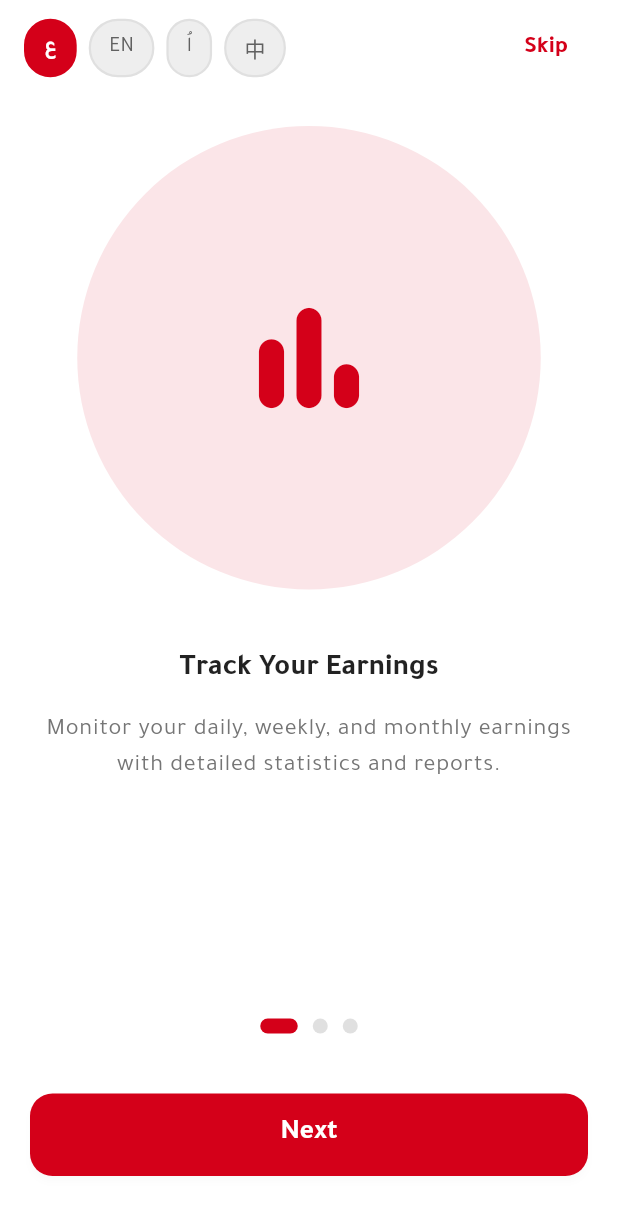
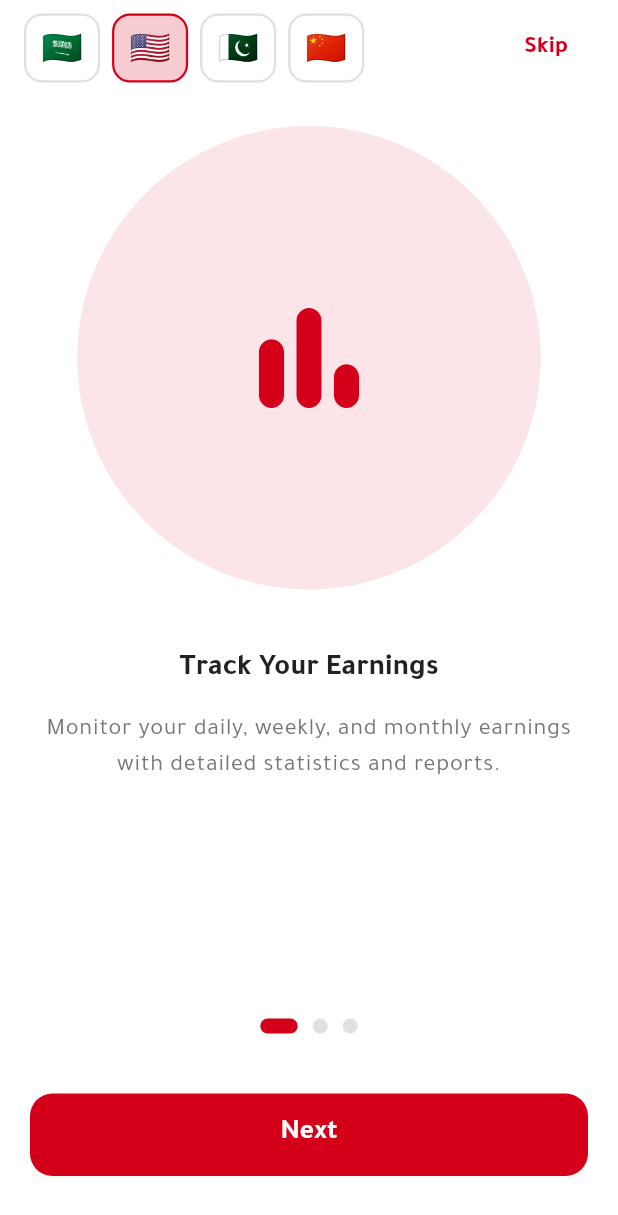
Before and after one commit to Osama-JS/app_safedest_driver, a Flutter app: the OnboardingScreen screen opened by its route, on a phone screen of 412 x 824 dp. Shown: the top 1215 px of the screen. Run offline on Flutter 3.47's test engine with Material 3 defaults, Android fonts, the phone set to English and light mode, and no system bars; our stand-ins replace cached_network_image, file_picker, firebase_core, firebase_messaging, fl_chart, flutter_local_notifications and 9 more; missing offline and left inert: tutorial_coach_mark; accounts and stored records are empty; network calls fail.

Commit message:
saeed
saeed

```diff
--- a/lib/Controllers/OnboardingController.dart
+++ b/lib/Controllers/OnboardingController.dart
@@ -7,7 +7,7 @@ class OnboardingController extends GetxController {
   var pageController = PageController();
   var currentPage = 0.obs;
   final LanguageController _languageController = Get.find();
-  var selectedLanguage = 'ar'.obs;
+  var selectedLanguage = 'en'.obs;
 
   @override
   void onInit() {
@@ -16,7 +16,7 @@ class OnboardingController extends GetxController {
   }
 
   void _loadSavedLanguage() {
-    selectedLanguage.value = Selected_Language.getLanguage() ?? 'ar';
+    selectedLanguage.value = Selected_Language.getLanguage() ?? 'en';
   }
 
   void changeLanguage(String languageCode) {
--- a/lib/screens/auth/onboarding_screen.dart
+++ b/lib/screens/auth/onboarding_screen.dart
@@ -20,13 +20,51 @@ class OnboardingScreen extends StatelessWidget {
                 mainAxisAlignment: MainAxisAlignment.spaceBetween,
                 children: [
                   // Language Buttons
+                  // Obx(
+                  //   () => Row(
+                  //     children: [
+                  //       OnboardingScreen._buildLanguageButton(
+                  //         context,
+                  //         'ar',
+                  //         'ع',
+                  //         controller.selectedLanguage.value == 'ar',
+                  //         controller,
+                  //       ),
+                  //       const SizedBox(width: 8),
+                  //       OnboardingScreen._buildLanguageButton(
+                  //         context,
+                  //         'en',
+                  //         'EN',
+                  //         controller.selectedLanguage.value == 'en',
+                  //         controller,
+                  //       ),
+                  //       const SizedBox(width: 8),
+                  //       OnboardingScreen._buildLanguageButton(
+                  //         context,
+                  //         'ur',
+                  //         'اُ',
+                  //         controller.selectedLanguage.value == 'ur',
+                  //         controller,
+                  //       ),
+                  //       const SizedBox(width: 8),
+                  //       OnboardingScreen._buildLanguageButton(
+                  //         context,
+                  //         'zh',
+                  //         '中',
+                  //         controller.selectedLanguage.value == 'zh',
+                  //         controller,
+                  //       ),
+                  //     ],
+                  //   ),
+                  // ),
+                  // Language Buttons
                   Obx(
                         () => Row(
                       children: [
                         OnboardingScreen._buildLanguageButton(
                           context,
                           'ar',
-                          'ع',
+                          '🇸🇦', // علم السعودية للغة العربية
                           controller.selectedLanguage.value == 'ar',
                           controller,
                         ),
@@ -34,7 +72,7 @@ class OnboardingScreen extends StatelessWidget {
                         OnboardingScreen._buildLanguageButton(
                           context,
                           'en',
-                          'EN',
+                          '🇺🇸', // علم أمريكا للغة الإنجليزية
                           controller.selectedLanguage.value == 'en',
                           controller,
                         ),
@@ -42,7 +80,7 @@ class OnboardingScreen extends StatelessWidget {
                         OnboardingScreen._buildLanguageButton(
                           context,
                           'ur',
-                          'اُ',
+                          '🇵🇰', // علم باكستان للغة الأوردو
                           controller.selectedLanguage.value == 'ur',
                           controller,
                         ),
@@ -50,7 +88,7 @@ class OnboardingScreen extends StatelessWidget {
                         OnboardingScreen._buildLanguageButton(
                           context,
                           'zh',
-                          '中',
+                          '🇨🇳', // علم الصين للغة الصينية
                           controller.selectedLanguage.value == 'zh',
                           controller,
                         ),
@@ -154,22 +192,58 @@ class OnboardingScreen extends StatelessWidget {
     );
   }
 
+  // static Widget _buildLanguageButton(
+  //   BuildContext context,
+  //   String locale,
+  //   String label,
+  //   bool isSelected,
+  //   OnboardingController controller,
+  // ) {
+  //   return GestureDetector(
+  //     onTap: () => controller.changeLanguage(locale),
+  //     child: Container(
+  //       padding: const EdgeInsets.symmetric(horizontal: 12, vertical: 8),
+  //       decoration: BoxDecoration(
+  //         color: isSelected
+  //             ? Theme.of(context).primaryColor
+  //             : Colors.grey.shade200,
+  //         borderRadius: BorderRadius.circular(20),
+  //         border: Border.all(
+  //           color: isSelected
+  //               ? Theme.of(context).primaryColor
+  //               : Colors.grey.shade300,
+  //           width: 1.5,
+  //         ),
+  //       ),
+  //       child: Text(
+  //         label,
+  //         style: TextStyle(
+  //           color: isSelected ? Colors.white : Colors.grey.shade700,
+  //           fontWeight: isSelected ? FontWeight.bold : FontWeight.normal,
+  //           fontSize: 14,
+  //         ),
+  //       ),
+  //     ),
+  //   );
+  // }
+
   static Widget _buildLanguageButton(
       BuildContext context,
       String locale,
-    String label,
+      String flag, // نغير التسمية لـ flag للوضوح
       bool isSelected,
       OnboardingController controller,
       ) {
     return GestureDetector(
       onTap: () => controller.changeLanguage(locale),
-      child: Container(
-        padding: const EdgeInsets.symmetric(horizontal: 12, vertical: 8),
+      child: AnimatedContainer( // أضفنا حركة بسيطة عند الاختيار
+        duration: const Duration(milliseconds: 300),
+        padding: const EdgeInsets.symmetric(horizontal: 10, vertical: 6),
         decoration: BoxDecoration(
           color: isSelected
-              ? Theme.of(context).primaryColor
-              : Colors.grey.shade200,
-          borderRadius: BorderRadius.circular(20),
+              ? Theme.of(context).primaryColor.withOpacity(0.2) // خلفية فاتحة عند الاختيار
+              : Colors.transparent,
+          borderRadius: BorderRadius.circular(12),
           border: Border.all(
             color: isSelected
                 ? Theme.of(context).primaryColor
@@ -178,11 +252,9 @@ class OnboardingScreen extends StatelessWidget {
           ),
         ),
         child: Text(
-          label,
-          style: TextStyle(
-            color: isSelected ? Colors.white : Colors.grey.shade700,
-            fontWeight: isSelected ? FontWeight.bold : FontWeight.normal,
-            fontSize: 14,
+          flag,
+          style: const TextStyle(
+            fontSize: 22, // حجم العلم ليكون واضحاً كأيقونة
           ),
         ),
       ),
--- a/lib/screens/splash_screen.dart
+++ b/lib/screens/splash_screen.dart
@@ -159,7 +159,9 @@ class _SplashScreenState extends State<SplashScreen>
             }
           } else {
             debugPrint('SplashScreen: Navigating to /main');
-            Navigator.of(context).pushReplacementNamed('/main');
+            // Navigator.of(context).pushReplacementNamed('/main');
+            Get.offAllNamed('/onboarding');
+
           }
         } else {
              final bool seenOnboarding = Bool_pref.getBool('seenOnboarding') ?? false;
```
Lines whose indentation alone changed are shown as unchanged.
